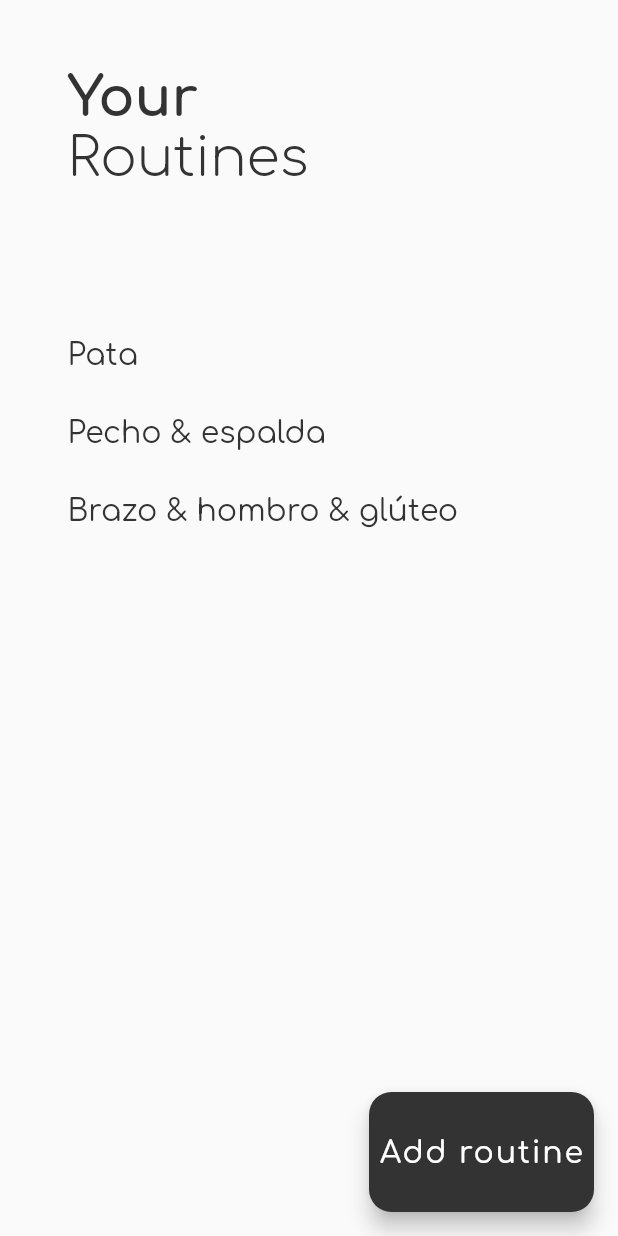
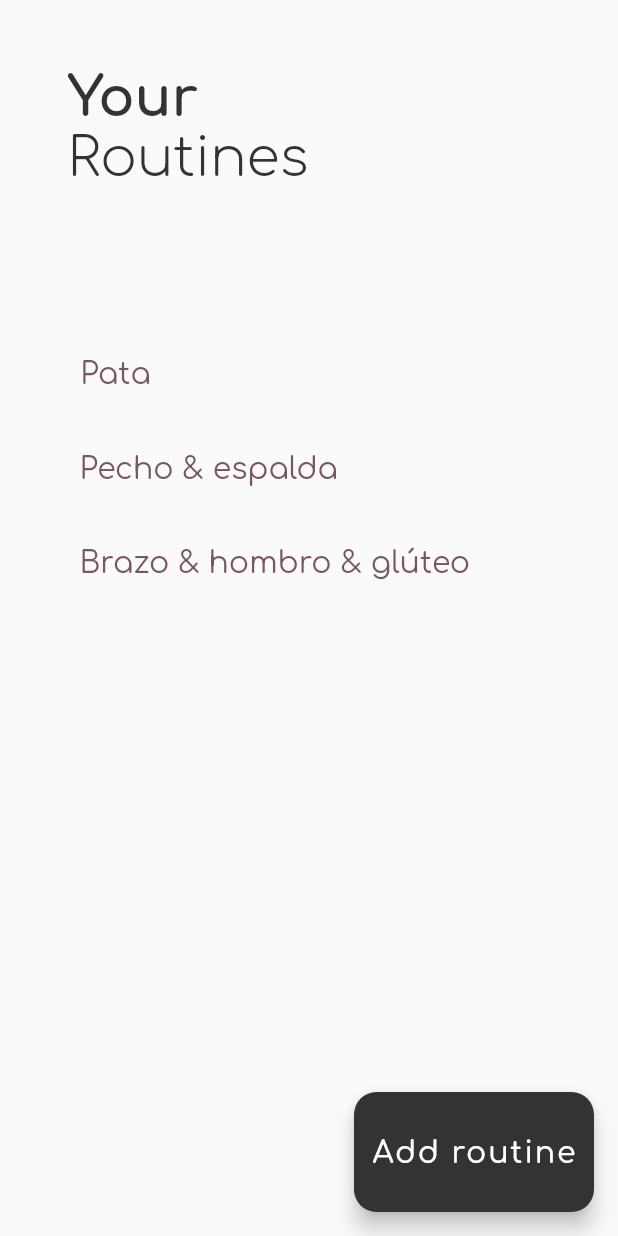
Before and after one commit to rogelio-wizeline/Mxnk, a Flutter app: the screen it shows after launch, on a phone screen of 412 x 824 dp. Run offline on Flutter 3.47's test engine with Material 2 defaults, Android fonts, the light colour scheme and no system bars.

Commit message:
1: finish ui, add basic data, add buttons

```diff
--- a/mxnk_app/lib/main.dart
+++ b/mxnk_app/lib/main.dart
@@ -15,11 +15,18 @@ class MyApp extends StatelessWidget {
       title: 'Mxnk',
       theme: ThemeData(
         textTheme: Theme.of(context).textTheme.apply(
-          fontFamily: 'Comfortaa',
-          bodyColor: MxnkColors.jet,
-          displayColor: MxnkColors.jet,
+              fontFamily: 'Comfortaa',
+              bodyColor: MxnkColors.jet,
+              displayColor: MxnkColors.jet,
+            ),
+        floatingActionButtonTheme: FloatingActionButtonThemeData(
+          backgroundColor: MxnkColors.jet,
         ),
-        floatingActionButtonTheme: FloatingActionButtonThemeData(backgroundColor: MxnkColors.jet)
+        textButtonTheme: TextButtonThemeData(
+          style: TextButton.styleFrom(
+            primary: MxnkColors.deepTaupe,
+          ),
+        ),
       ),
       home: const MyRoutinesScreen(),
     );
--- a/mxnk_app/lib/ui/screens/my_routines_screen.dart
+++ b/mxnk_app/lib/ui/screens/my_routines_screen.dart
@@ -2,8 +2,27 @@
 
 import 'package:flutter/material.dart';
 
-class MyRoutinesScreen extends StatelessWidget {
+class MyRoutinesScreen extends StatefulWidget {
   const MyRoutinesScreen({Key? key}) : super(key: key);
+
+  @override
+  State<MyRoutinesScreen> createState() => _MyRoutinesScreenState();
+}
+
+class _MyRoutinesScreenState extends State<MyRoutinesScreen> {
+  List<Map<String, String>> _routines = [];
+
+  @override
+  void initState() {
+    // TODO: fetch routine list from Firebase
+    // TODO: use models
+    _routines = [
+      {"name": "Pata"},
+      {"name": "Pecho & espalda"},
+      {"name": "Brazo & hombro & glúteo"},
+    ];
+    super.initState();
+  }
 
   @override
   Widget build(BuildContext context) {
@@ -22,36 +41,59 @@ class MyRoutinesScreen extends StatelessWidget {
                   style: TextStyle(fontWeight: FontWeight.w300, fontSize: 36),
                 ),
                 SizedBox(height: 100),
-                // TODO: Use models and data
-                Text(
-                  'Pata',
-                  style: TextStyle(fontSize: 20, fontWeight: FontWeight.w400),
-                ),
-                SizedBox(height: 30),
-                Text(
-                  'Pecho & espalda',
-                  style: TextStyle(fontSize: 20, fontWeight: FontWeight.w400),
-                ),
-                SizedBox(height: 30),
-                Text(
-                  'Brazo & hombro & glúteo',
-                  style: TextStyle(fontSize: 20, fontWeight: FontWeight.w400),
-                ),
+                _my_routines_list(),
               ],
             ),
           ),
         ),
         floatingActionButton: Container(
           height: 80,
-          width: 150,
+          width: 160,
           child: FloatingActionButton(
             onPressed: () {},
-            child: Text('Add routine', style: TextStyle(fontSize: 20),),
+            // TODO: build NewRoutineScreen
+            // onPressed: () {
+            //   Navigator.of(context).push(
+            //     MaterialPageRoute(
+            //       builder: (BuildContext context) => NewRoutineScreen()
+            //     ),
+            //   );
+            // },
+            child: Text(
+              'Add routine',
+              style: TextStyle(fontSize: 20),
+            ),
             shape: RoundedRectangleBorder(
-              borderRadius: BorderRadius.all(Radius.circular(15))
-            ),
+                borderRadius: BorderRadius.all(Radius.circular(15))),
           ),
         ),
         floatingActionButtonLocation: FloatingActionButtonLocation.endFloat);
   }
+
+  Widget _my_routines_list() {
+    return Column(
+      crossAxisAlignment: CrossAxisAlignment.start,
+      children: _routines.map((Map<String, String> routine) {
+        return Column(
+          children: [
+            TextButton(
+                onPressed: () {},
+                // TODO: build RoutineScreen
+                // onPressed: () {
+                //   Navigator.of(context).push(
+                //     MaterialPageRoute(
+                //       builder: (BuildContext context) => RoutineScreen()
+                //     ),
+                //   );
+                // },
+                child: Text(
+                  routine["name"] ?? '',
+                  style: TextStyle(fontSize: 20, fontWeight: FontWeight.w400),
+                )),
+            SizedBox(height: 15),
+          ],
+        );
+      }).toList(),
+    );
+  }
 }
```
